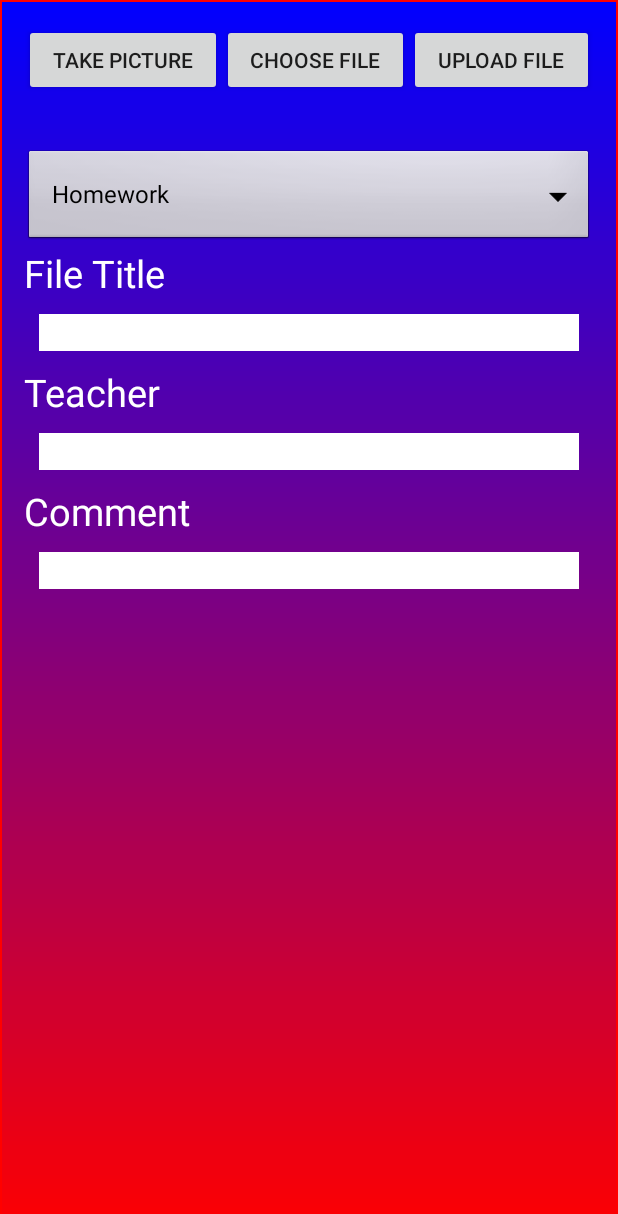
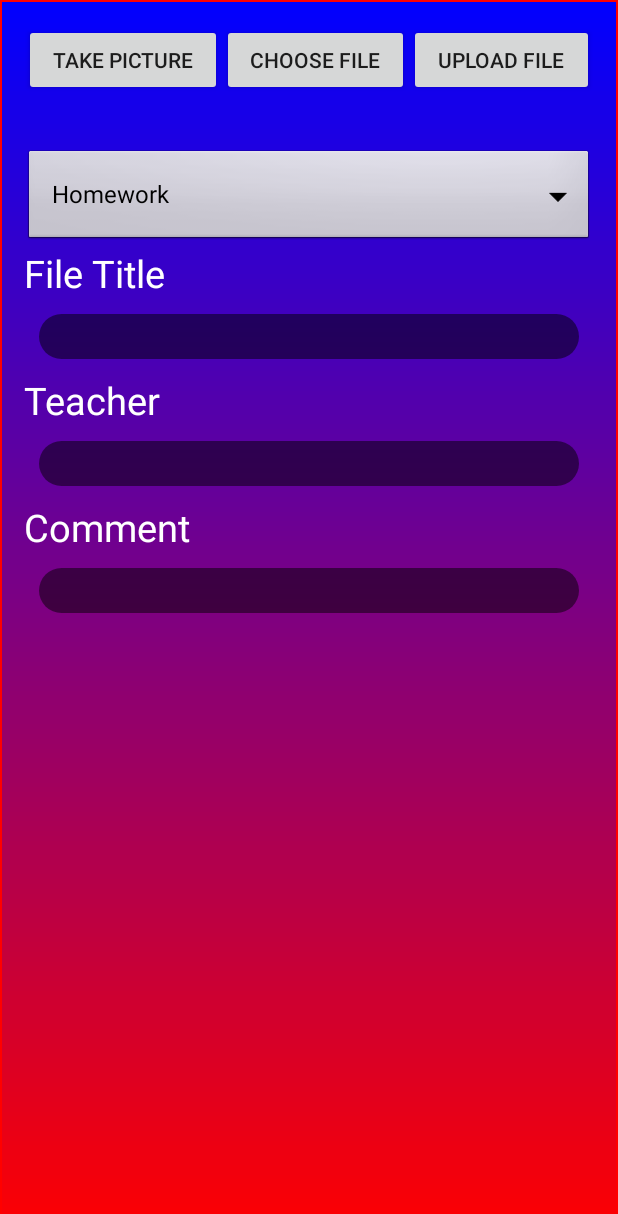
Before and after one commit to FinesseApp/FinesseU, an Android app: the UploadableActivity screen opened directly, with no data from a screen before it, on a phone screen of 412 x 824 dp. Shown: the top 1214 px of the screen. Run offline under Robolectric (Android 15) with nearby library versions, the phone set to English and light mode, and no system bars; our stand-ins replace Firebase (no records; nobody signed in at launch, a user with empty details on screens opened directly).

Commit message:
Misc. polish

```diff
--- a/app/src/main/java/com/osalaam/immersionproj2/ResultsActivity.java
+++ b/app/src/main/java/com/osalaam/immersionproj2/ResultsActivity.java
@@ -81,8 +81,7 @@ public class ResultsActivity extends AppCompatActivity {
                     results = "";
                 //    Log.i("TEST------------", "A");
 
-                    results += " Title: " + ResultList.get(i).getTitle() + "\t" + " Teacher: " + ResultList.get(i).getAuthor() + "\t" + " Class: " + ResultList.get(i).getClassTitle() + "\t" + " URL: " + ResultList.get(i).getURL() +"\n";
-                    results += "\n";
+                    results += " Title: " + ResultList.get(i).getTitle() + "\n" + " Teacher: " + ResultList.get(i).getAuthor() + "\n" + " Class: " + ResultList.get(i).getClassTitle() + "\n" + " URL: " + ResultList.get(i).getURL() +"\n";
                     mResults.add(results);
                 }
                 if (ResultList.size() == 0)
--- a/app/src/main/java/com/osalaam/immersionproj2/SubjectsActivity.java
+++ b/app/src/main/java/com/osalaam/immersionproj2/SubjectsActivity.java
@@ -103,7 +103,7 @@ public class SubjectsActivity extends AppCompatActivity{
                 for(int j = 0; j < mSubjects.size(); j++) {
                     if (mSubjects.get(j).equals(mFilterSubjects.get(i))) {
                         intent.putExtra("index", j);
-                        intent.putExtra("subject_name", mSubjects.get(i));
+                        intent.putExtra("subject_name", mFilterSubjects.get(i));
 
                         startActivity(intent);
                     }
--- a/app/src/main/res/layout/activity_courses.xml
+++ b/app/src/main/res/layout/activity_courses.xml
@@ -52,7 +52,8 @@
         android:layout_margin="10dp"
         android:shape="@drawable/box_shape"
         android:elevation="4dp"
-        android:background="@drawable/search_style">
+        android:background="@drawable/search_style"
+        >
     </android.support.v7.widget.SearchView>
     </LinearLayout>
 
--- a/app/src/main/res/layout/activity_results.xml
+++ b/app/src/main/res/layout/activity_results.xml
@@ -47,7 +47,8 @@
             android:layout_margin="10dp"
             android:shape="@drawable/box_shape"
             android:elevation="4dp"
-            android:background="@drawable/search_style">
+            android:background="@drawable/search_style"
+            >
         </android.support.v7.widget.SearchView>
     </LinearLayout>
 
--- a/app/src/main/res/layout/activity_searchable.xml
+++ b/app/src/main/res/layout/activity_searchable.xml
@@ -91,7 +91,8 @@
             android:layout_margin="10dp"
             android:shape="@drawable/box_shape"
             android:elevation="4dp"
-            android:background="@drawable/search_style">
+            android:background="@drawable/search_style"
+            >
         </android.support.v7.widget.SearchView>
 
         <ListView
--- a/app/src/main/res/layout/activity_subjects.xml
+++ b/app/src/main/res/layout/activity_subjects.xml
@@ -49,7 +49,8 @@
         android:layout_height="wrap_content"
         android:layout_margin="10dp"
         android:elevation="4dp"
-        android:background="@drawable/search_style">
+        android:background="@drawable/search_style"
+        >
     </android.support.v7.widget.SearchView>
         <Spinner
             android:id="@+id/spinner1"
--- a/app/src/main/res/layout/activity_uploadable.xml
+++ b/app/src/main/res/layout/activity_uploadable.xml
@@ -73,9 +73,14 @@
             android:layout_width="match_parent"
             android:layout_height="wrap_content"
             android:layout_margin="10dp"
-            android:background="#FFFFFF"
             style="@style/editText_style"
-            android:id="@+id/getfiletitle"/>
+            android:id="@+id/getfiletitle"
+            android:background="@drawable/search_style"
+            android:textColor="#FFFFFF"
+
+            />
+
+
 
 
         <TextView
@@ -90,9 +95,11 @@
             android:layout_width="match_parent"
             android:layout_height="wrap_content"
             android:layout_margin="10dp"
-            android:background="#FFFFFF"
             style="@style/editText_style"
-            android:id="@+id/getteacher"/>
+            android:id="@+id/getteacher"
+            android:background="@drawable/search_style"
+            android:textColor="#FFFFFF"
+            />
 
 
         <TextView
@@ -108,8 +115,11 @@
             android:layout_width="match_parent"
             android:layout_height="wrap_content"
             android:layout_margin="10dp"
-            android:background="#FFFFFF"
-            android:id="@+id/getcomment"/>
+            android:id="@+id/getcomment"
+            android:background="@drawable/search_style"
+            android:textColor="#FFFFFF"
+
+            />
 <ImageView
     android:layout_width="wrap_content"
     android:layout_height="wrap_content"
```
Also changed, not shown: app/src/main/java/com/osalaam/immersionproj2/SearchableActivity.java (+3 -6 lines), app/src/main/res/layout/activity_resources.xml (+6 -9 lines).
